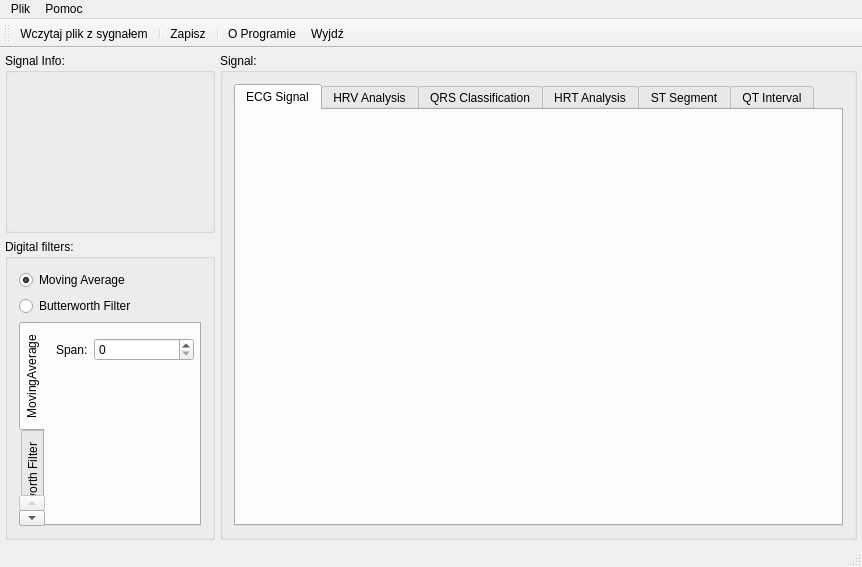
Old version of the form ecganalyzer.ui in the repository mateuszbaran/ECG-analyzer.
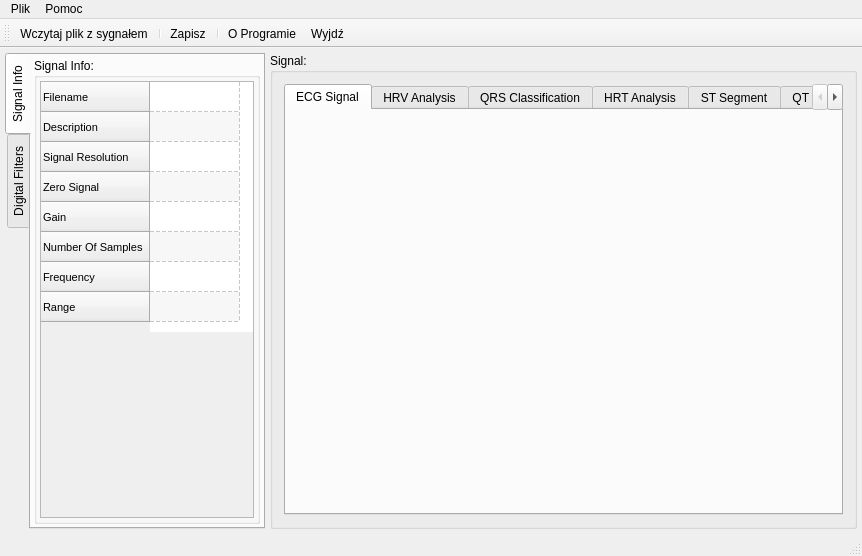
New version of the form. Icons and pictures are not drawn. Custom widgets are drawn as their Qt base class.

Commit message: * Wczytywanie metadanych pliku wystawiona na GUI

The edit to the form file:
```diff
--- a/ecganalyzer.ui
+++ b/ecganalyzer.ui
@@ -7,7 +7,7 @@
     <x>0</x>
     <y>0</y>
     <width>862</width>
-    <height>554</height>
+    <height>556</height>
    </rect>
   </property>
   <property name="windowTitle">
@@ -39,9 +39,43 @@
     <item>
      <layout class="QVBoxLayout" name="verticalLayout_3">
       <item>
+       <widget class="QTabWidget" name="tabWidgetLeftPane">
+        <property name="sizePolicy">
+         <sizepolicy hsizetype="MinimumExpanding" vsizetype="MinimumExpanding">
+          <horstretch>0</horstretch>
+          <verstretch>0</verstretch>
+         </sizepolicy>
+        </property>
+        <property name="minimumSize">
+         <size>
+          <width>260</width>
+          <height>0</height>
+         </size>
+        </property>
+        <property name="maximumSize">
+         <size>
+          <width>210</width>
+          <height>16777215</height>
+         </size>
+        </property>
+        <property name="tabPosition">
+         <enum>QTabWidget::West</enum>
+        </property>
+        <property name="currentIndex">
+         <number>0</number>
+        </property>
+        <widget class="QWidget" name="tabSignalInfo">
+         <attribute name="title">
+          <string>Signal Info</string>
+         </attribute>
+         <layout class="QHBoxLayout" name="horizontalLayout_5">
+          <property name="margin">
+           <number>3</number>
+          </property>
+          <item>
        <widget class="QGroupBox" name="groupBoxSignalInfo">
         <property name="sizePolicy">
-         <sizepolicy hsizetype="Minimum" vsizetype="Maximum">
+             <sizepolicy hsizetype="Preferred" vsizetype="Preferred">
           <horstretch>0</horstretch>
           <verstretch>1</verstretch>
          </sizepolicy>
@@ -49,20 +83,177 @@
         <property name="minimumSize">
          <size>
           <width>210</width>
-          <height>180</height>
+              <height>0</height>
          </size>
         </property>
         <property name="maximumSize">
          <size>
-          <width>210</width>
+              <width>16777215</width>
           <height>16777215</height>
          </size>
         </property>
         <property name="title">
          <string>Signal Info:</string>
         </property>
-       </widget>
-      </item>
+            <layout class="QVBoxLayout" name="verticalLayout_2">
+             <property name="margin">
+              <number>3</number>
+             </property>
+             <item>
+              <widget class="QScrollArea" name="scrollArea">
+               <property name="widgetResizable">
+                <bool>true</bool>
+               </property>
+               <widget class="QWidget" name="scrollAreaWidgetContents">
+                <property name="geometry">
+                 <rect>
+                  <x>0</x>
+                  <y>0</y>
+                  <width>218</width>
+                  <height>250</height>
+                 </rect>
+                </property>
+                <property name="sizePolicy">
+                 <sizepolicy hsizetype="Maximum" vsizetype="Maximum">
+                  <horstretch>0</horstretch>
+                  <verstretch>0</verstretch>
+                 </sizepolicy>
+                </property>
+                <layout class="QVBoxLayout" name="verticalLayout_4">
+                 <property name="spacing">
+                  <number>4</number>
+                 </property>
+                 <property name="margin">
+                  <number>0</number>
+                 </property>
+                 <item>
+                  <widget class="QTableWidget" name="tableWidgetSignalInfo">
+                   <property name="sizePolicy">
+                    <sizepolicy hsizetype="Expanding" vsizetype="Maximum">
+                     <horstretch>0</horstretch>
+                     <verstretch>1</verstretch>
+                    </sizepolicy>
+                   </property>
+                   <property name="minimumSize">
+                    <size>
+                     <width>0</width>
+                     <height>250</height>
+                    </size>
+                   </property>
+                   <property name="font">
+                    <font>
+                     <pointsize>8</pointsize>
+                    </font>
+                   </property>
+                   <property name="frameShape">
+                    <enum>QFrame::NoFrame</enum>
+                   </property>
+                   <property name="frameShadow">
+                    <enum>QFrame::Sunken</enum>
+                   </property>
+                   <property name="editTriggers">
+                    <set>QAbstractItemView::NoEditTriggers</set>
+                   </property>
+                   <property name="tabKeyNavigation">
+                    <bool>true</bool>
+                   </property>
+                   <property name="alternatingRowColors">
+                    <bool>true</bool>
+                   </property>
+                   <property name="selectionMode">
+                    <enum>QAbstractItemView::NoSelection</enum>
+                   </property>
+                   <property name="showGrid">
+                    <bool>true</bool>
+                   </property>
+                   <property name="gridStyle">
+                    <enum>Qt::DashLine</enum>
+                   </property>
+                   <property name="cornerButtonEnabled">
+                    <bool>true</bool>
+                   </property>
+                   <property name="columnCount">
+                    <number>1</number>
+                   </property>
+                   <attribute name="horizontalHeaderVisible">
+                    <bool>false</bool>
+                   </attribute>
+                   <attribute name="horizontalHeaderDefaultSectionSize">
+                    <number>90</number>
+                   </attribute>
+                   <attribute name="horizontalHeaderHighlightSections">
+                    <bool>false</bool>
+                   </attribute>
+                   <attribute name="verticalHeaderVisible">
+                    <bool>true</bool>
+                   </attribute>
+                   <attribute name="verticalHeaderCascadingSectionResizes">
+                    <bool>false</bool>
+                   </attribute>
+                   <row>
+                    <property name="text">
+                     <string>Filename</string>
+                    </property>
+                   </row>
+                   <row>
+                    <property name="text">
+                     <string>Description</string>
+                    </property>
+                   </row>
+                   <row>
+                    <property name="text">
+                     <string>Signal Resolution</string>
+                    </property>
+                   </row>
+                   <row>
+                    <property name="text">
+                     <string>Zero Signal</string>
+                    </property>
+                   </row>
+                   <row>
+                    <property name="text">
+                     <string>Gain</string>
+                    </property>
+                   </row>
+                   <row>
+                    <property name="text">
+                     <string>Number Of Samples</string>
+                    </property>
+                   </row>
+                   <row>
+                    <property name="text">
+                     <string>Frequency</string>
+                    </property>
+                   </row>
+                   <row>
+                    <property name="text">
+                     <string>Range</string>
+                    </property>
+                   </row>
+                   <column>
+                    <property name="text">
+                     <string>Value</string>
+                    </property>
+                   </column>
+                  </widget>
+                 </item>
+                </layout>
+               </widget>
+              </widget>
+             </item>
+            </layout>
+           </widget>
+          </item>
+         </layout>
+        </widget>
+        <widget class="QWidget" name="tabDigitalFilters">
+         <attribute name="title">
+          <string>Digital Filters</string>
+         </attribute>
+         <layout class="QVBoxLayout" name="verticalLayout_6">
+          <property name="margin">
+           <number>3</number>
+          </property>
       <item>
        <widget class="QGroupBox" name="groupBoxDigitalFilters">
         <property name="sizePolicy">
@@ -79,7 +270,7 @@
         </property>
         <property name="maximumSize">
          <size>
-          <width>210</width>
+              <width>16777215</width>
           <height>16777215</height>
          </size>
         </property>
@@ -89,6 +280,12 @@
         <layout class="QVBoxLayout" name="verticalLayout_5">
          <item>
           <widget class="QRadioButton" name="radioButtonMovingAverage">
+               <property name="sizePolicy">
+                <sizepolicy hsizetype="Minimum" vsizetype="Fixed">
+                 <horstretch>0</horstretch>
+                 <verstretch>2</verstretch>
+                </sizepolicy>
+               </property>
            <property name="text">
             <string>Moving Average</string>
            </property>
@@ -98,54 +295,6 @@
           </widget>
          </item>
          <item>
-          <widget class="QRadioButton" name="radioButtonButterworthFilter">
-           <property name="text">
-            <string>Butterworth Filter</string>
-           </property>
-          </widget>
-         </item>
-         <item>
-          <widget class="QTabWidget" name="tabWidgetPropertiesOfDigitalFilters">
-           <property name="tabPosition">
-            <enum>QTabWidget::West</enum>
-           </property>
-           <property name="currentIndex">
-            <number>0</number>
-           </property>
-           <property name="elideMode">
-            <enum>Qt::ElideNone</enum>
-           </property>
-           <property name="usesScrollButtons">
-            <bool>true</bool>
-           </property>
-           <property name="documentMode">
-            <bool>false</bool>
-           </property>
-           <property name="tabsClosable">
-            <bool>false</bool>
-           </property>
-           <property name="movable">
-            <bool>false</bool>
-           </property>
-           <widget class="QWidget" name="PropertiesOfMovingAverage">
-            <property name="maximumSize">
-             <size>
-              <width>16777215</width>
-              <height>196</height>
-             </size>
-            </property>
-            <attribute name="title">
-             <string>MovingAverage</string>
-            </attribute>
-            <widget class="QWidget" name="horizontalLayoutWidget">
-             <property name="geometry">
-              <rect>
-               <x>0</x>
-               <y>0</y>
-               <width>160</width>
-               <height>51</height>
-              </rect>
-             </property>
              <layout class="QHBoxLayout" name="horizontalLayout_2">
               <item>
                <widget class="QLabel" name="label">
@@ -165,16 +314,38 @@
                </widget>
               </item>
              </layout>
-            </widget>
-           </widget>
-           <widget class="QWidget" name="PropertiesOfButterworthFilter">
-            <attribute name="title">
+             </item>
+             <item>
+              <widget class="QRadioButton" name="radioButtonButterworthFilter">
+               <property name="sizePolicy">
+                <sizepolicy hsizetype="Minimum" vsizetype="Fixed">
+                 <horstretch>0</horstretch>
+                 <verstretch>2</verstretch>
+                </sizepolicy>
+               </property>
+               <property name="text">
              <string>Butterworth Filter</string>
-            </attribute>
-           </widget>
+               </property>
+              </widget>
+             </item>
+             <item>
+              <spacer name="verticalSpacer">
+               <property name="orientation">
+                <enum>Qt::Vertical</enum>
+               </property>
+               <property name="sizeHint" stdset="0">
+                <size>
+                 <width>20</width>
+                 <height>40</height>
+                </size>
+               </property>
+              </spacer>
+             </item>
+            </layout>
           </widget>
          </item>
         </layout>
+        </widget>
        </widget>
       </item>
      </layout>
@@ -242,7 +413,22 @@
           <attribute name="title">
            <string>ECG Signal</string>
           </attribute>
-          <layout class="QVBoxLayout" name="verticalLayout_4"/>
+          <widget class="Ecg2Ch" name="rawPlotWidget" native="true">
+           <property name="geometry">
+            <rect>
+             <x>0</x>
+             <y>0</y>
+             <width>611</width>
+             <height>381</height>
+            </rect>
+           </property>
+           <property name="sizePolicy">
+            <sizepolicy hsizetype="Expanding" vsizetype="Expanding">
+             <horstretch>0</horstretch>
+             <verstretch>0</verstretch>
+            </sizepolicy>
+           </property>
+          </widget>
          </widget>
          <widget class="QWidget" name="tabHRVAnalysis">
           <attribute name="title">
@@ -432,6 +618,14 @@
   </action>
  </widget>
  <layoutdefault spacing="6" margin="11"/>
+ <customwidgets>
+  <customwidget>
+   <class>Ecg2Ch</class>
+   <extends>QWidget</extends>
+   <header>../plots/ecg2ch.h</header>
+   <container>1</container>
+  </customwidget>
+ </customwidgets>
  <resources>
   <include location="ecganalyzer.qrc"/>
  </resources>
```
Left out of the diff: 2 changed lines with no effect on the pictures. Lines whose indentation alone changed are shown as unchanged. The commit also changes 2 other files.
